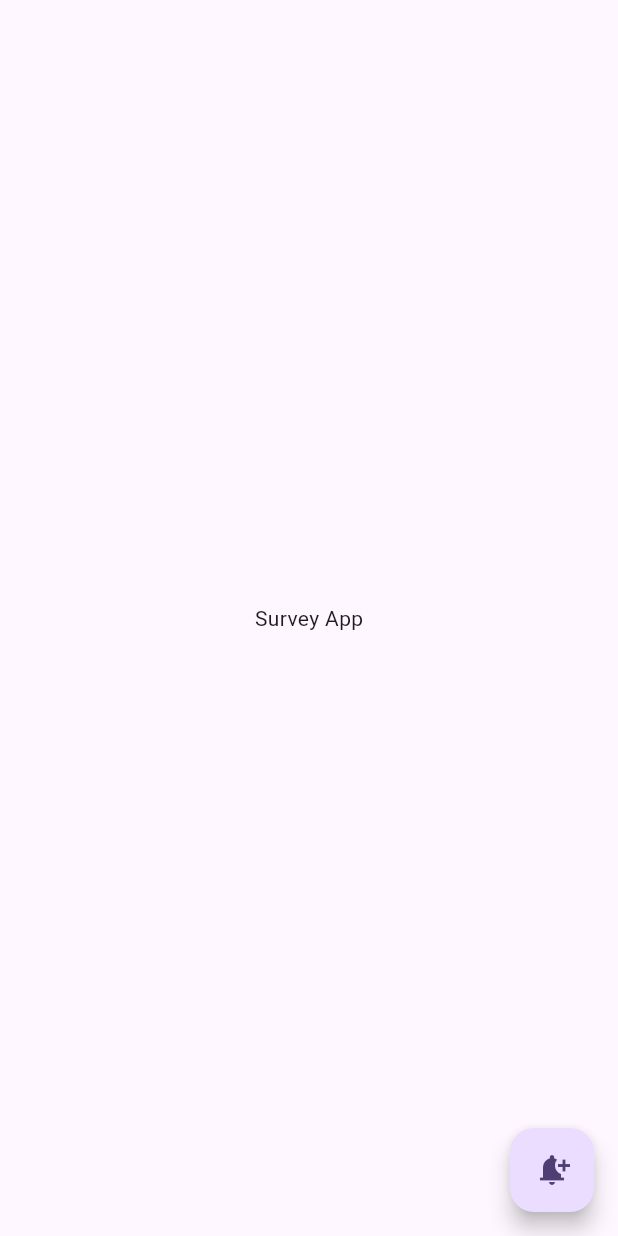
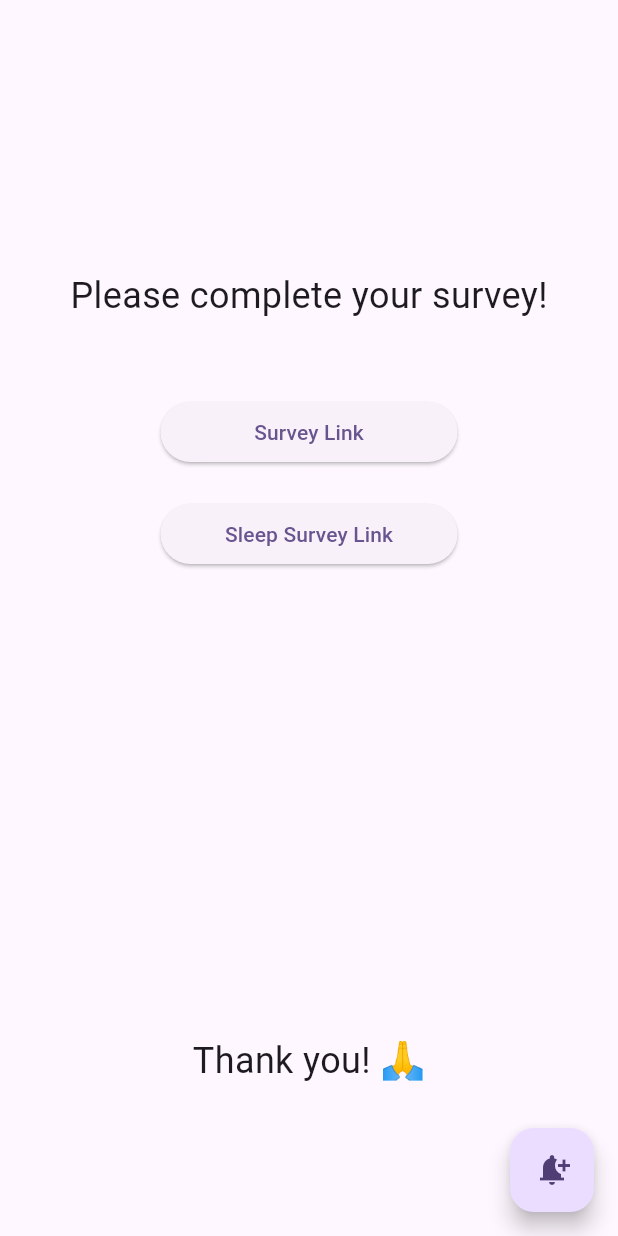
Before and after one commit to wearablebiosensing/tech4Kidney, a Flutter app: the screen it shows after launch, on a phone screen of 412 x 824 dp. Run offline on Flutter 3.47's test engine with Material 3 defaults, Android fonts, the phone set to English and light mode, and no system bars; our stand-ins replace awesome_notifications.

Commit message:
functional survey page

```diff
--- a/flutter_local_notifications_tutorial/lib/main.dart
+++ b/flutter_local_notifications_tutorial/lib/main.dart
@@ -55,10 +55,39 @@ class _MyAppState extends State<MyApp> {
         useMaterial3: true,
       ),
       home: Scaffold(
-        body: new Center(
-          child: new InkWell(
-              child: new Text('Survey App'),
-              onTap: () => launch('https://forms.gle/CU7Pxo7rAwTndDC27')),
+        body: Center(
+          child: Column(
+            mainAxisAlignment: MainAxisAlignment.center,
+            children: [
+              const SizedBox(height: 180),
+              const Text(
+                'Please complete your survey!',
+                style: TextStyle(fontSize: 24),
+              ),
+              const SizedBox(height: 50),
+              ElevatedButton(
+                onPressed: () => _launchUrl('https://forms.gle/CU7Pxo7rAwTndDC27'),
+                child: const SizedBox(
+                  width: 150,
+                  child: Center(
+                    child: Text('Survey Link'))),
+              ),
+              const SizedBox(height: 20),
+              ElevatedButton(
+                onPressed: () => _launchUrl('https://forms.gle/CU7Pxo7rAwTndDC27'),
+                child: const SizedBox(
+                  width: 150,
+                  child: Center(
+                    child: Text('Sleep Survey Link'))),
+              ),
+              const Spacer(),
+              const Text(
+                'Thank you! 🙏',
+                style: TextStyle(fontSize: 24),
+              ),
+              const SizedBox(height: 100),
+            ],
+          ),
         ),
         floatingActionButton: FloatingActionButton(
           onPressed: () {
@@ -70,14 +99,18 @@ class _MyAppState extends State<MyApp> {
                   body: "Please fill out the following survey"),
             );
           },
-          child: Icon(
+          child: const Icon(
             Icons.notification_add,
           ),
         ),
       ),
-      //  const Center(
-      //       child: Text('Flutter'),
-      //     ),
     );
   }
+
+  void _launchUrl(String urlString) async {
+    final Uri url = Uri.parse(urlString);
+    if (!await launchUrl(url)) {
+      throw 'Could not launch $url';
+    }
+  }
 }
```
Also changed, not shown: flutter_local_notifications_tutorial/kidney_image.png (added), flutter_local_notifications_tutorial/pubspec.lock.
